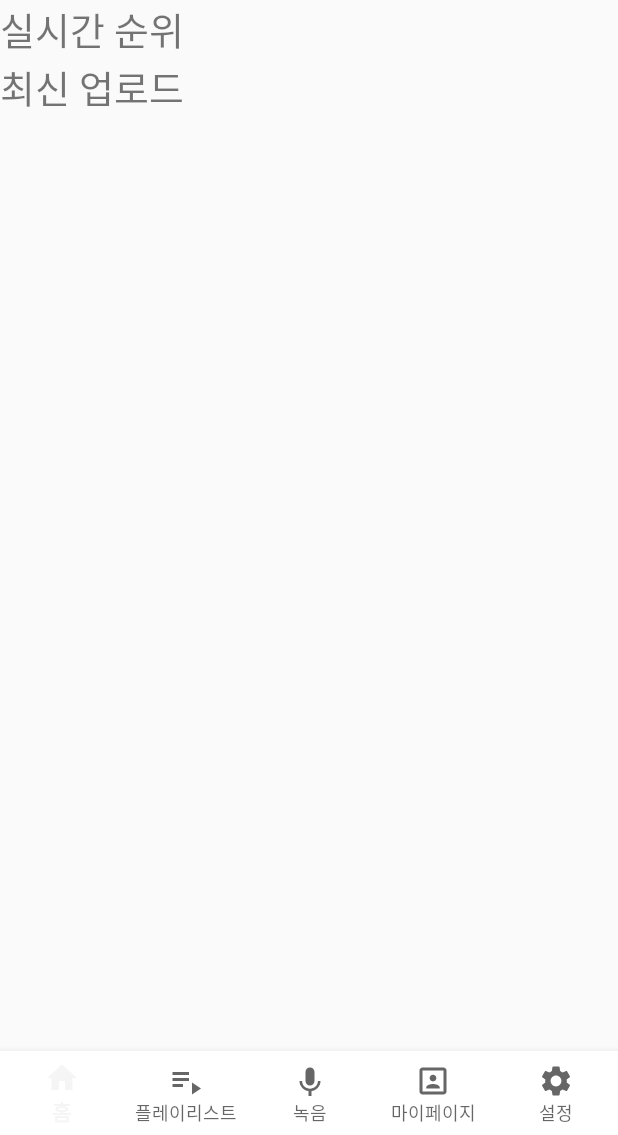
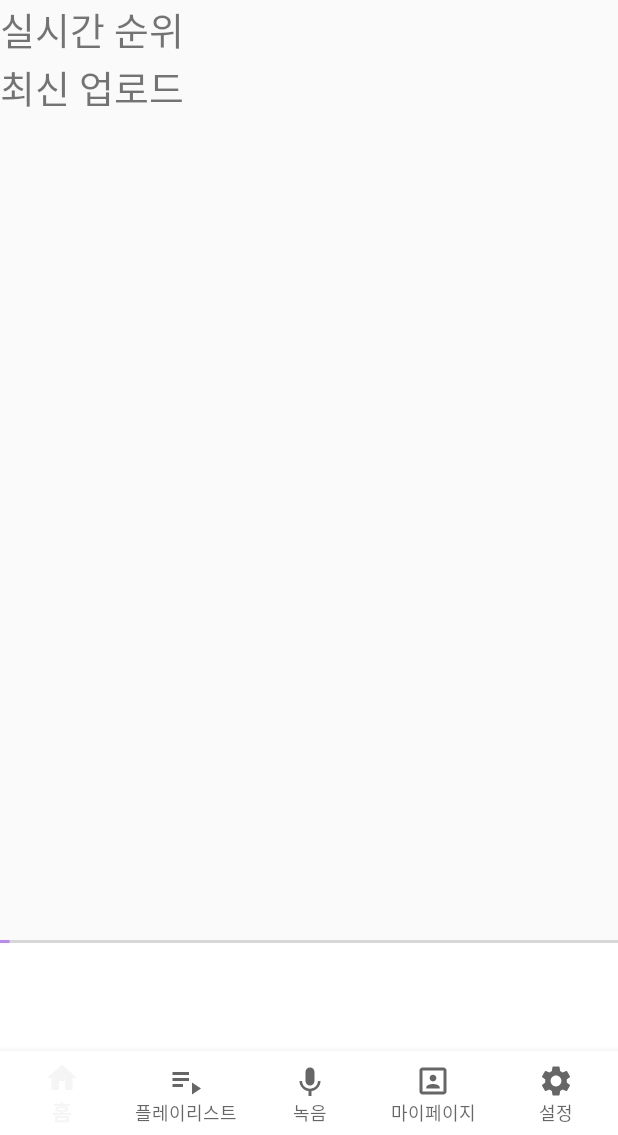
Before and after one commit to OhYunTaek123/coversong, an Android app: the BoardHome screen opened directly, with no data from a screen before it, on a phone screen of 412 x 824 dp, the part 101-1236 px from its top. Run offline under Robolectric (Android 15) with nearby library versions, the phone set to English and light mode, and no system bars; our stand-ins replace Firebase (no records; nobody signed in at launch, a user with empty details on screens opened directly); libraries missing offline, so code that uses them is left out: androidx.palette.graphics, com.kakao.sdk, org.checkerframework.checker; pictures from the network do not load; 2 statements that could not run were skipped.

Commit message:
좋아요 버튼 제작, boardhome 미디어플레이어

```diff
--- a/app/src/main/java/com/example/coversong/fragment/MusicAdapter.java
+++ b/app/src/main/java/com/example/coversong/fragment/MusicAdapter.java
@@ -2,20 +2,16 @@ package com.example.coversong.fragment;
 
 import android.content.Context;
 import android.media.MediaPlayer;
-import android.view.GestureDetector;
 import android.view.LayoutInflater;
-import android.view.MotionEvent;
 import android.view.View;
 import android.view.ViewGroup;
-import android.widget.AdapterView;
 import android.widget.Button;
+import android.widget.ImageButton;
 import android.widget.ImageView;
-import android.widget.LinearLayout;
+import android.widget.SeekBar;
 import android.widget.TextView;
 
 import androidx.annotation.NonNull;
-import androidx.core.view.GestureDetectorCompat;
-import androidx.fragment.app.FragmentManager;
 import androidx.recyclerview.widget.RecyclerView;
 
 import com.bumptech.glide.Glide;
@@ -32,16 +28,13 @@ public class MusicAdapter extends RecyclerView.Adapter<MusicAdapter.MusicViewHol
     final private MediaPlayer mediaPlayer;
     private ArrayList<music> arrayList;
     private Context context;
-    private LayoutInflater mInflater;
-    private BoardPlaylist boardPlaylist;
-    private FragmentManager fragmentManager;
+    private OnItemClickListener onItemClickListener;
+    boolean isFavorite = false;
 
-
-    MusicAdapter(MediaPlayer mediaPlayer, ArrayList<music> arrayList, Context context) {
+    public MusicAdapter(MediaPlayer mediaPlayer, ArrayList<music> arrayList, Context context) {
         this.mediaPlayer = mediaPlayer;
         this.arrayList = arrayList;
         this.context = context;
-        /* this.fragmentManager = boardPlaylist.getChildFragmentManager(); */
     }
 
     @NonNull
@@ -52,18 +45,44 @@ public class MusicAdapter extends RecyclerView.Adapter<MusicAdapter.MusicViewHol
         return new MusicViewHolder(view);
     }
 
+    public void setOnItemClickListener(OnItemClickListener listener) {
+        this.onItemClickListener = listener;
+    }
+    public interface OnItemClickListener {
+        void onItemClick(int position);
+    }
     @Override
     public void onBindViewHolder(@NonNull MusicViewHolder holder, int position) {
+        holder.myFavorite_btn.setBackgroundResource(R.drawable.baseline_favorite_border_24);
+
         String musicName = arrayList.get(position).getMusic_name();
         Glide.with(holder.itemView)
                 .load(arrayList.get(position).getImage())
                 .into(holder.item_cover_image_view);
         holder.item_track_text_view.setText(musicName);
         holder.item_artist_text_view.setText(arrayList.get(position).getMusic_maker());
-
+        holder.itemView.setOnClickListener(new View.OnClickListener() {
+            @Override
+            public void onClick(View view) {
+                if (onItemClickListener != null) {
+                    int clickedPosition = holder.getAdapterPosition();
+                    onItemClickListener.onItemClick(clickedPosition);
+                }
+            }
+        });
+        holder.myFavorite_btn.setOnClickListener(new View.OnClickListener() {
+            @Override
+            public void onClick(View view) {
+                // 클릭 시 즐겨찾기 상태 변경
+                isFavorite = !isFavorite;
+                if (isFavorite) {
+                    holder.myFavorite_btn.setBackgroundResource(R.drawable.ic_baseline_favorite_24);
+                } else {
+                    holder.myFavorite_btn.setBackgroundResource(R.drawable.baseline_favorite_border_24);
+                }
+            }
+        });
     }
-
-
 
     @Override
     public int getItemCount(){
@@ -74,51 +93,14 @@ public class MusicAdapter extends RecyclerView.Adapter<MusicAdapter.MusicViewHol
         ImageView item_cover_image_view;
         TextView item_track_text_view;
         TextView item_artist_text_view;
-        Button playButton;
+        ImageView myFavorite_btn;
 
         public MusicViewHolder(@NonNull View itemView) {
             super(itemView);
             this.item_cover_image_view = itemView.findViewById((R.id.item_cover_image_view));
             this.item_track_text_view = itemView.findViewById(R.id.item_track_text_view);
             this.item_artist_text_view = itemView.findViewById(R.id.item_artist_text_view);
-
+            this.myFavorite_btn = itemView.findViewById(R.id.myFavorite_btn);
         }
     }
-    /*
-    public class RecyclierItemViewClickListener implements RecyclerView.OnItemTouchListener{
-
-        private GestureDetector gestureDetector;
-        private AdapterView.OnItemClickListener listener;
-
-        public RecyclierItemViewClickListener(Context context){
-
-            gestureDetector = new GestureDetector(context, new GestureDetector.SimpleOnGestureListener(){
-                @Override
-                public boolean onSingleTapUp(@NonNull MotionEvent e) {
-                    return true;
-                }
-            });
-        };
-
-        @Override
-        public boolean onInterceptTouchEvent(@NonNull RecyclerView rv, @NonNull MotionEvent e) {
-            View childView = rv.findChildViewUnder(e.getX(), e.getY());
-            if (childView != null && gestureDetector.onTouchEvent(e)) {
-                int position = rv.getChildAdapterPosition(childView);
-                listener.onItemClick(position);
-                return true;
-            }
-            return false;
-        }
-
-        @Override
-        public void onTouchEvent(@NonNull RecyclerView rv, @NonNull MotionEvent e) {
-
-        }
-
-        @Override
-        public void onRequestDisallowInterceptTouchEvent(boolean disallowIntercept) {
-
-        }
-    }*/
 }
--- /dev/null
+++ b/app/src/main/res/drawable/baseline_favorite_border_24.xml
@@ -0,0 +1,5 @@
+<vector android:height="24dp" android:tint="#000000"
+    android:viewportHeight="24" android:viewportWidth="24"
+    android:width="24dp" xmlns:android="http://schemas.android.com/apk/res/android">
+    <path android:fillColor="@android:color/white" android:pathData="M16.5,3c-1.74,0 -3.41,0.81 -4.5,2.09C10.91,3.81 9.24,3 7.5,3 4.42,3 2,5.42 2,8.5c0,3.78 3.4,6.86 8.55,11.54L12,21.35l1.45,-1.32C18.6,15.36 22,12.28 22,8.5 22,5.42 19.58,3 16.5,3zM12.1,18.55l-0.1,0.1 -0.1,-0.1C7.14,14.24 4,11.39 4,8.5 4,6.5 5.5,5 7.5,5c1.54,0 3.04,0.99 3.57,2.36h1.87C13.46,5.99 14.96,5 16.5,5c2,0 3.5,1.5 3.5,3.5 0,2.89 -3.14,5.74 -7.9,10.05z"/>
+</vector>
--- a/app/src/main/res/layout/fragment_board_home.xml
+++ b/app/src/main/res/layout/fragment_board_home.xml
@@ -3,6 +3,7 @@
     xmlns:tools="http://schemas.android.com/tools"
     android:layout_width="match_parent"
     android:layout_height="match_parent"
+    xmlns:app="http://schemas.android.com/apk/res-auto"
     android:orientation="vertical"
     tools:context=".fragment.BoardHome">
 
@@ -25,7 +26,7 @@
         android:textSize="25sp" />
 
     <androidx.recyclerview.widget.RecyclerView
-        android:layout_width="wrap_content"
+        android:layout_width="match_parent"
         android:layout_height="wrap_content"
         android:background="#DDDADA" />
 
@@ -40,6 +41,101 @@
     <androidx.recyclerview.widget.RecyclerView
         android:id="@+id/Newest_list"
         android:layout_width="match_parent"
-        android:layout_height="match_parent" />
+        android:layout_height="500dp" />
+
+    <View
+        android:layout_width="0dp"
+        android:layout_height="0dp"
+        android:layout_weight="1"/>
+
+    <LinearLayout
+        android:layout_width="match_parent"
+        android:layout_height="130dp"
+        android:orientation="vertical"
+        android:layout_gravity="bottom">
+
+        <androidx.constraintlayout.widget.ConstraintLayout
+            android:id="@+id/player_view"
+            android:layout_width="match_parent"
+            android:layout_height="0dp"
+            android:layout_weight="2"
+            android:background="#FFFFFF"
+            app:layout_constraintBottom_toBottomOf="parent"
+            app:layout_constraintEnd_toEndOf="parent"
+            app:layout_constraintStart_toStartOf="parent"
+            android:elevation="0dp">
+
+            <SeekBar
+                android:id="@+id/play_list_seek_bar"
+                android:layout_width="0dp"
+                android:layout_height="2dp"
+                android:clickable="false"
+                android:paddingStart="0dp"
+                android:paddingEnd="0dp"
+                android:progressTint="@color/purple_200"
+                android:thumbTint="@color/purple_200"
+                app:layout_constraintEnd_toEndOf="parent"
+                app:layout_constraintStart_toStartOf="parent"
+                app:layout_constraintTop_toTopOf="@id/player_view"
+                tools:progress="40" />
+
+            <ImageView
+                android:id="@+id/item_cover_image_view2"
+                android:layout_width="50dp"
+                android:layout_height="50dp"
+                android:layout_marginStart="16dp"
+                android:layout_marginTop="0dp"
+                android:layout_marginBottom="60dp"
+                android:scaleType="centerCrop"
+                app:layout_constraintBottom_toBottomOf="parent"
+                app:layout_constraintStart_toStartOf="parent"
+                app:layout_constraintTop_toTopOf="parent" />
+
+            <TextView
+                android:id="@+id/track_name"
+                android:layout_width="0dp"
+                android:layout_height="wrap_content"
+                android:layout_marginStart="16dp"
+                android:layout_marginEnd="16dp"
+                android:ellipsize="end"
+                android:maxLines="1"
+                android:singleLine="true"
+                android:textColor="@color/black"
+                android:textSize="16sp"
+                app:layout_constraintEnd_toStartOf="@id/start_pause_btn"
+                app:layout_constraintStart_toEndOf="@id/item_cover_image_view2"
+                app:layout_constraintTop_toTopOf="@id/item_cover_image_view2"
+                tools:text="애국가" />
+
+            <TextView
+                app:layout_constraintStart_toEndOf="@id/item_cover_image_view2"
+                app:layout_constraintEnd_toStartOf="@id/start_pause_btn"
+                app:layout_constraintTop_toBottomOf="@id/track_name"
+                android:layout_marginTop="4dp"
+                android:id="@+id/artist_name"
+                android:layout_width="0dp"
+                android:textSize="13sp"
+                android:maxLines="1"
+                android:singleLine="true"
+                android:ellipsize="end"
+                android:textColor="@color/gray"
+                android:layout_marginStart="16dp"
+                android:layout_marginEnd="16dp"
+                tools:text="Unknown"
+                android:layout_height="wrap_content" />
+
+            <ImageView
+                android:id="@+id/start_pause_btn"
+                android:layout_width="50dp"
+                android:layout_height="50dp"
+                android:layout_marginEnd="16dp"
+                android:layout_marginTop="0dp"
+                android:layout_marginBottom="60dp"
+                android:scaleType="centerCrop"
+                app:layout_constraintBottom_toBottomOf="parent"
+                app:layout_constraintEnd_toEndOf="parent"
+                app:layout_constraintTop_toTopOf="parent" />
+        </androidx.constraintlayout.widget.ConstraintLayout>
+    </LinearLayout>
 
 </LinearLayout>
```
Also changed, not shown: app/src/main/java/com/example/coversong/fragment/BoardHome.java (+137 -13 lines), app/src/main/res/layout/item_music.xml (+16 -2 lines).
